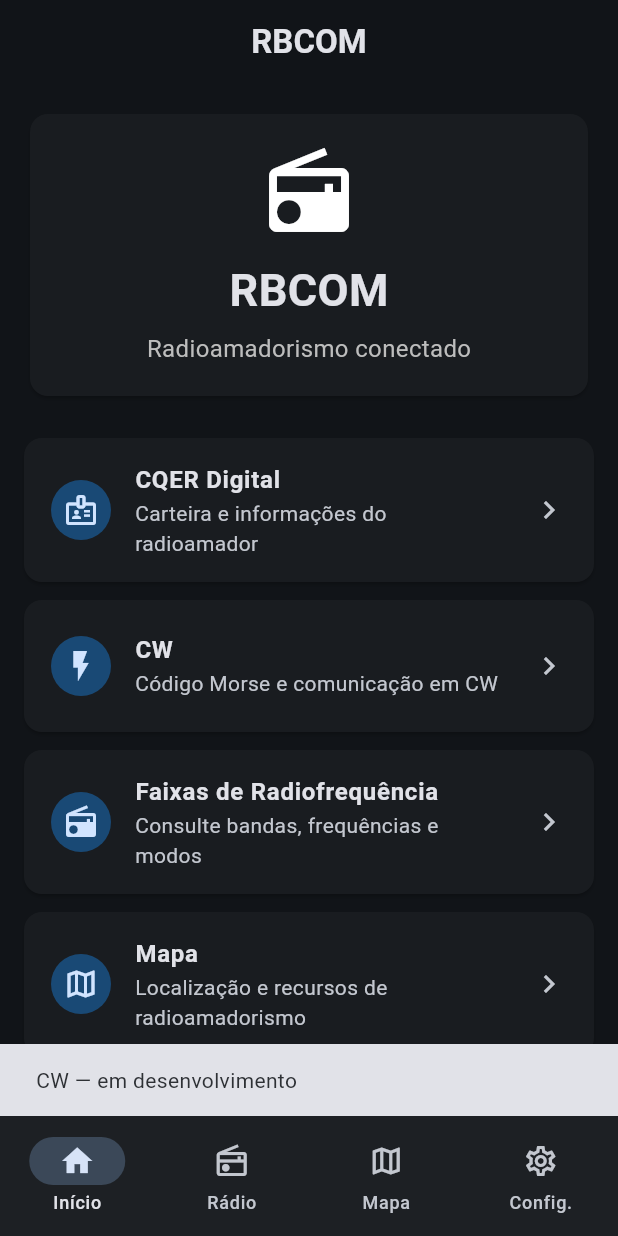
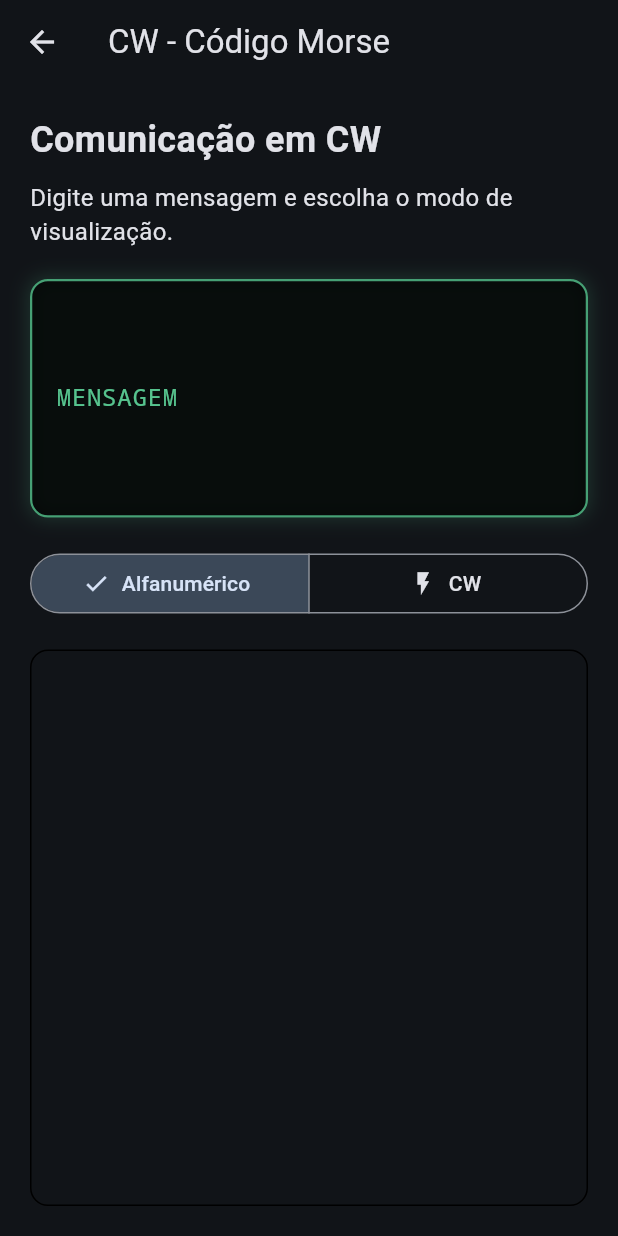
Before and after one commit to Pu2rmm/RBCOM, a Flutter app: the screen it shows after launch, after a tap on "CW", on a phone screen of 412 x 824 dp. Run offline on Flutter 3.47's test engine with Material 3 defaults, Android fonts, the phone set to English and light mode, and no system bars; our stand-ins replace shared_preferences.

Commit message:
Adiciona tela CW com conversao Morse e visual retro

```diff
--- a/lib/main.dart
+++ b/lib/main.dart
@@ -1,4 +1,5 @@
 import 'screens/cqer_screen.dart';
+import 'screens/cw_screen.dart';
 import 'package:flutter/material.dart';
 
 void main() {
@@ -159,7 +160,13 @@ class RBCOMHomePage extends StatelessWidget {
             );
             return;
           }
-
+          if (title == 'CW') {
+            Navigator.push(
+              context,
+              MaterialPageRoute(builder: (context) => const CWScreen()),
+            );
+            return;
+          }
           ScaffoldMessenger.of(context).showSnackBar(
             SnackBar(content: Text('$title — em desenvolvimento')),
           );
--- /dev/null
+++ b/lib/screens/cw_screen.dart
@@ -0,0 +1,215 @@
+import 'package:flutter/material.dart';
+
+class CWScreen extends StatefulWidget {
+  const CWScreen({super.key});
+
+  @override
+  State<CWScreen> createState() => _CWScreenState();
+}
+
+class _CWScreenState extends State<CWScreen> {
+  final TextEditingController _mensagemController = TextEditingController();
+
+  String _modo = 'Alfanumérico';
+
+  final Map<String, String> _morse = {
+    'A': '.-',
+    'B': '-...',
+    'C': '-.-.',
+    'D': '-..',
+    'E': '.',
+    'F': '..-.',
+    'G': '--.',
+    'H': '....',
+    'I': '..',
+    'J': '.---',
+    'K': '-.-',
+    'L': '.-..',
+    'M': '--',
+    'N': '-.',
+    'O': '---',
+    'P': '.--.',
+    'Q': '--.-',
+    'R': '.-.',
+    'S': '...',
+    'T': '-',
+    'U': '..-',
+    'V': '...-',
+    'W': '.--',
+    'X': '-..-',
+    'Y': '-.--',
+    'Z': '--..',
+    '0': '-----',
+    '1': '.----',
+    '2': '..---',
+    '3': '...--',
+    '4': '....-',
+    '5': '.....',
+    '6': '-....',
+    '7': '--...',
+    '8': '---..',
+    '9': '----.',
+    '.': '.-.-.-',
+    ',': '--..--',
+    '?': '..--..',
+    '!': '-.-.--',
+    '/': '-..-.',
+    '(': '-.--.',
+    ')': '-.--.-',
+    '&': '.-...',
+    ':': '---...',
+    ';': '-.-.-.',
+    '=': '-...-',
+    '+': '.-.-.',
+    '-': '-....-',
+    '_': '..--.-',
+    '"': '.-..-.',
+    '\$': '...-..-',
+    '@': '.--.-.',
+  };
+
+  String _converterParaMorse(String texto) {
+    final palavras = texto.toUpperCase().trim().split(RegExp(r'\s+'));
+
+    return palavras
+        .map(
+          (palavra) => palavra
+              .split('')
+              .map((caractere) => _morse[caractere] ?? caractere)
+              .join(' '),
+        )
+        .join(' / ');
+  }
+
+  @override
+  void dispose() {
+    _mensagemController.dispose();
+    super.dispose();
+  }
+
+  @override
+  Widget build(BuildContext context) {
+    final mensagem = _mensagemController.text;
+
+    return Scaffold(
+      appBar: AppBar(title: const Text('CW - Código Morse')),
+      body: Padding(
+        padding: const EdgeInsets.all(20),
+        child: Column(
+          crossAxisAlignment: CrossAxisAlignment.stretch,
+          children: [
+            const Text(
+              'Comunicação em CW',
+              style: TextStyle(fontSize: 24, fontWeight: FontWeight.bold),
+            ),
+            const SizedBox(height: 10),
+            const Text(
+              'Digite uma mensagem e escolha o modo de visualização.',
+              style: TextStyle(fontSize: 16),
+            ),
+            const SizedBox(height: 20),
+            Container(
+              decoration: BoxDecoration(
+                color: Colors.black.withValues(alpha: 0.75),
+                borderRadius: BorderRadius.circular(12),
+                border: Border.all(
+                  color: Colors.greenAccent.withValues(alpha: 0.65),
+                  width: 1.5,
+                ),
+                boxShadow: [
+                  BoxShadow(
+                    color: Colors.greenAccent.withValues(alpha: 0.15),
+                    blurRadius: 10,
+                    spreadRadius: 1,
+                  ),
+                ],
+              ),
+              child: TextField(
+                controller: _mensagemController,
+                maxLines: 4,
+                onChanged: (_) {
+                  setState(() {});
+                },
+                style: const TextStyle(
+                  color: Colors.greenAccent,
+                  fontSize: 18,
+                  fontFamily: 'monospace',
+                  letterSpacing: 1.5,
+                ),
+                cursorColor: Colors.greenAccent,
+                decoration: InputDecoration(
+                  labelText: 'MENSAGEM',
+                  labelStyle: TextStyle(
+                    color: Colors.greenAccent.withValues(alpha: 0.8),
+                    fontFamily: 'monospace',
+                  ),
+                  hintText: '> DIGITE SUA MENSAGEM...',
+                  hintStyle: TextStyle(
+                    color: Colors.greenAccent.withValues(alpha: 0.35),
+                    fontFamily: 'monospace',
+                  ),
+                  border: InputBorder.none,
+                  contentPadding: const EdgeInsets.all(16),
+                ),
+              ),
+            ),
+            const SizedBox(height: 20),
+            SegmentedButton<String>(
+              segments: const [
+                ButtonSegment<String>(
+                  value: 'Alfanumérico',
+                  label: Text('Alfanumérico'),
+                  icon: Icon(Icons.text_fields),
+                ),
+                ButtonSegment<String>(
+                  value: 'CW',
+                  label: Text('CW'),
+                  icon: Icon(Icons.flash_on),
+                ),
+              ],
+              selected: {_modo},
+              onSelectionChanged: (Set<String> selecionado) {
+                setState(() {
+                  _modo = selecionado.first;
+                });
+              },
+            ),
+            const SizedBox(height: 20),
+            Expanded(
+              child: Container(
+                padding: const EdgeInsets.all(16),
+                decoration: BoxDecoration(
+                  border: Border.all(),
+                  borderRadius: BorderRadius.circular(12),
+                ),
+                child: SingleChildScrollView(
+                  child: Text(
+                    _modo == 'Alfanumérico'
+                        ? mensagem
+                        : _converterParaMorse(mensagem),
+                    style: TextStyle(
+                      fontSize: 20,
+                      letterSpacing: 2,
+                      fontFamily: 'monospace',
+                      color: _modo == 'CW' ? Colors.greenAccent : null,
+                      shadows: _modo == 'CW'
+                          ? [
+                              Shadow(
+                                color: Colors.greenAccent.withValues(
+                                  alpha: 0.6,
+                                ),
+                                blurRadius: 8,
+                              ),
+                            ]
+                          : null,
+                    ),
+                  ),
+                ),
+              ),
+            ),
+          ],
+        ),
+      ),
+    );
+  }
+}
```
